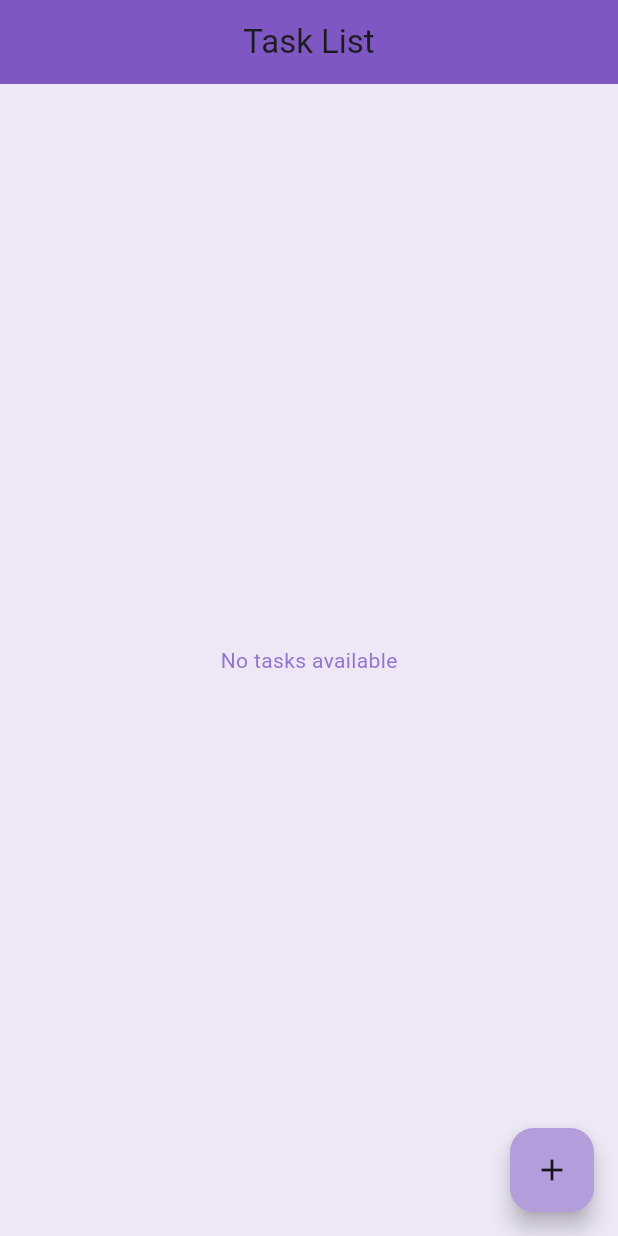
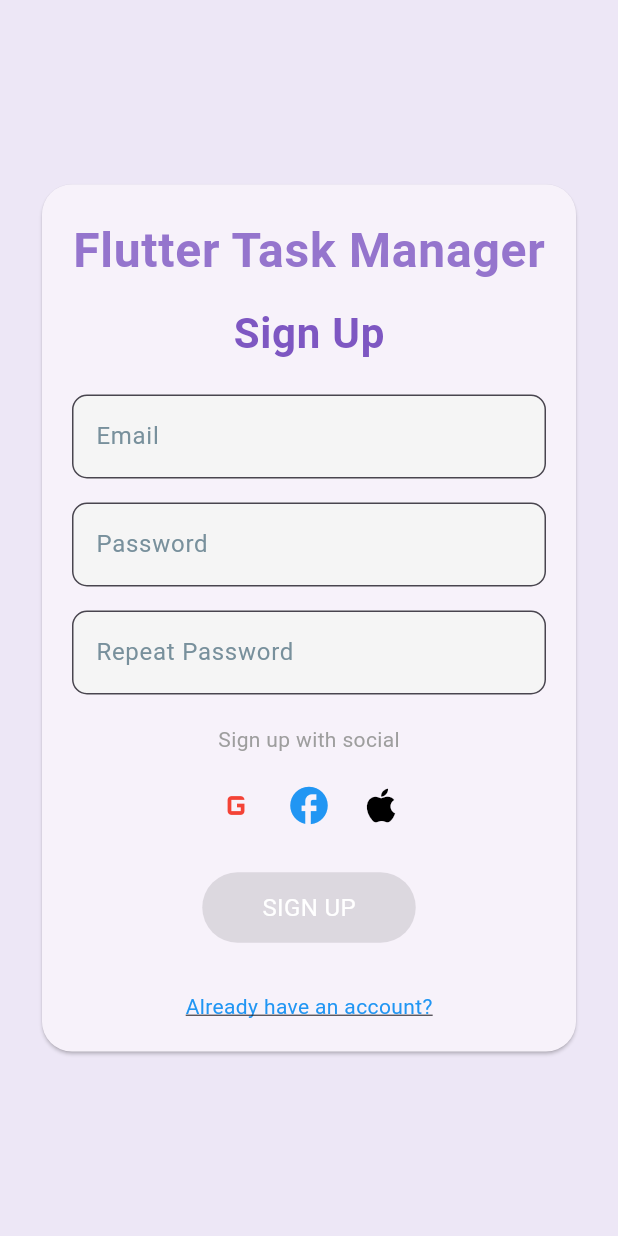
Before and after one commit to BS23-Flutter-Bootcamp/flutter_task_manager, a Flutter app: the screen it shows after launch, on a phone screen of 412 x 824 dp. Run offline on Flutter 3.47's test engine with Material 3 defaults, Android fonts, the phone set to English and light mode, and no system bars; our stand-ins replace animate_do, firebase_auth, firebase_core, flutter_dotenv, go_router, lottie and 1 more; accounts and stored records are empty.

Commit message:
Implement sign up functionality with firebase firestore with proper folder structure

```diff
--- /dev/null
+++ b/lib/model/repositories/sign_up_repository.dart
@@ -0,0 +1,13 @@
+import 'package:flutter_task_manager/model/services/sign_up_service.dart';
+
+class SignUpRepository {
+  final SignUpService _service = SignUpService();
+
+  Future<void> signUp(String email, String password) async {
+    try {
+      await _service.signUp(email, password);
+    } catch (e) {
+      throw Exception(e.toString());
+    }
+  }
+}
--- /dev/null
+++ b/lib/model/services/sign_up_service.dart
@@ -0,0 +1,18 @@
+import 'package:firebase_auth/firebase_auth.dart';
+
+class SignUpService {
+  final FirebaseAuth _auth = FirebaseAuth.instance;
+
+  Future<void> signUp(String email, String password) async {
+    try {
+      await _auth.createUserWithEmailAndPassword(
+        email: email.trim(),
+        password: password,
+      );
+    } on FirebaseAuthException catch (e) {
+      throw Exception(e.code);
+    } catch (e) {
+      throw Exception('Failed to sign up: $e');
+    }
+  }
+}
--- a/lib/routing/app_route.dart
+++ b/lib/routing/app_route.dart
@@ -2,6 +2,8 @@ import 'package:flutter_task_manager/routing/app_route_name.dart';
 import 'package:flutter_task_manager/view/add_task_screen.dart';
 import 'package:flutter_task_manager/view/details_page_screen.dart';
 import 'package:flutter_task_manager/view/edit_task_screen.dart';
+import 'package:flutter_task_manager/view/login_screen_view.dart';
+import 'package:flutter_task_manager/view/sign_up_screen_view.dart';
 import 'package:go_router/go_router.dart';
 import 'package:flutter_task_manager/view/task_list_screen.dart';
 import '../view/splash_screen.dart';
@@ -19,20 +21,30 @@ final GoRouter router = GoRouter(
       name: 'tasks',
       builder: (context, state) => const TaskListScreen(),
     ),
-     GoRoute(
+    GoRoute(
       path: RouteNames.addTaskScreen,
       name: 'add',
       builder: (context, state) => const AddTaskScreen(),
     ),
-     GoRoute(
+    GoRoute(
       path: RouteNames.editTaskScreen,
       name: 'edit',
       builder: (context, state) => const EditTaskScreen(),
     ),
-     GoRoute(
+    GoRoute(
       path: RouteNames.detailsPageScreen,
       name: 'details',
       builder: (context, state) => const DetailsPageScreen(),
     ),
+    GoRoute(
+      path: RouteNames.signUpScreen,
+      name: 'signup',
+      builder: (context, state) => SignUpScreenView(), // Added Sign Up route
+    ),
+    GoRoute(
+      path: RouteNames.loginScreen,
+      name: 'login',
+      builder: (context, state) => LoginScreenView(), // Added Sign Up route
+    ),
   ],
 );
--- a/lib/routing/app_route_name.dart
+++ b/lib/routing/app_route_name.dart
@@ -4,4 +4,6 @@ class RouteNames {
   static const String addTaskScreen = '/add_task';
   static const String editTaskScreen = '/edit_task';
   static const String detailsPageScreen = '/details_page';
+  static const String signUpScreen = '/sign_up';
+  static const String loginScreen = '/login';
 }
--- /dev/null
+++ b/lib/view/sign_up_screen_view.dart
@@ -0,0 +1,300 @@
+import 'package:flutter/material.dart';
+import 'package:flutter_task_manager/routing/app_route_name.dart';
+import 'package:flutter_task_manager/viewmodel/sign_up_screen_view_model.dart';
+import 'package:go_router/go_router.dart';
+import 'package:provider/provider.dart';
+
+class SignUpScreenView extends StatelessWidget {
+  const SignUpScreenView({super.key});
+
+  @override
+  Widget build(BuildContext context) {
+    final theme = Theme.of(context);
+    return ChangeNotifierProvider(
+      create: (_) => SignUpViewModel(),
+      child: Scaffold(
+        backgroundColor: theme.scaffoldBackgroundColor,
+        body: Builder(
+          builder: (BuildContext providerContext) {
+            return Center(
+              child: SingleChildScrollView(
+                padding: const EdgeInsets.symmetric(horizontal: 24.0),
+                child: Card(
+                  shape: RoundedRectangleBorder(
+                    borderRadius: BorderRadius.circular(20),
+                  ),
+                  child: Padding(
+                    padding: const EdgeInsets.all(20.0),
+                    child: Column(
+                      mainAxisSize: MainAxisSize.min,
+                      children: [
+                        Text(
+                          'Flutter Task Manager',
+                          style: theme.textTheme.bodyLarge?.copyWith(
+                            fontSize: 32,
+                            fontWeight: FontWeight.bold,
+                            color: theme.textTheme.bodyMedium?.color,
+                          ),
+                        ),
+                        const SizedBox(height: 10),
+                        Text(
+                          'Sign Up',
+                          style: theme.textTheme.bodyLarge?.copyWith(
+                            fontSize: 28,
+                            fontWeight: FontWeight.bold,
+                          ),
+                        ),
+                        const SizedBox(height: 20),
+                        TextField(
+                          onChanged:
+                              Provider.of<SignUpViewModel>(
+                                providerContext,
+                                listen: false,
+                              ).setEmail,
+                          decoration: InputDecoration(
+                            labelText: 'Email',
+                            labelStyle: TextStyle(color: theme.hintColor),
+                            border: OutlineInputBorder(
+                              borderRadius: BorderRadius.circular(10),
+                            ),
+                            filled: true,
+                            fillColor: Colors.grey[100],
+                            errorText:
+                                Provider.of<SignUpViewModel>(
+                                  providerContext,
+                                ).emailError,
+                          ),
+                          keyboardType: TextInputType.emailAddress,
+                        ),
+                        const SizedBox(height: 16),
+                        TextField(
+                          onChanged:
+                              Provider.of<SignUpViewModel>(
+                                providerContext,
+                                listen: false,
+                              ).setPassword,
+                          decoration: InputDecoration(
+                            labelText: 'Password',
+                            labelStyle: TextStyle(color: theme.hintColor),
+                            border: OutlineInputBorder(
+                              borderRadius: BorderRadius.circular(10),
+                            ),
+                            filled: true,
+                            fillColor: Colors.grey[100],
+                            errorText:
+                                Provider.of<SignUpViewModel>(
+                                  providerContext,
+                                ).passwordError,
+                          ),
+                          obscureText: true,
+                        ),
+                        const SizedBox(height: 16),
+                        TextField(
+                          onChanged:
+                              Provider.of<SignUpViewModel>(
+                                providerContext,
+                                listen: false,
+                              ).setRepeatPassword,
+                          decoration: InputDecoration(
+                            labelText: 'Repeat Password',
+                            labelStyle: TextStyle(color: theme.hintColor),
+                            border: OutlineInputBorder(
+                              borderRadius: BorderRadius.circular(10),
+                            ),
+                            filled: true,
+                            fillColor: Colors.grey[100],
+                            errorText:
+                                Provider.of<SignUpViewModel>(
+                                  providerContext,
+                                ).repeatPasswordError,
+                          ),
+                          obscureText: true,
+                        ),
+                        const SizedBox(height: 20),
+                        Text(
+                          'Sign up with social',
+                          style: theme.textTheme.bodyMedium?.copyWith(
+                            color: Colors.grey,
+                          ),
+                        ),
+                        const SizedBox(height: 10),
+                        Row(
+                          mainAxisAlignment: MainAxisAlignment.center,
+                          children: [
+                            _SocialSignInButton(
+                              icon: Icons.g_mobiledata,
+                              color: Colors.red,
+                              isLoading:
+                                  Provider.of<SignUpViewModel>(
+                                    providerContext,
+                                  ).isLoading,
+                              onPressed:
+                                  () => _handleGoogleSignIn(providerContext),
+                            ),
+                            _SocialSignInButton(
+                              icon: Icons.facebook,
+                              color: Colors.blue,
+                              isLoading:
+                                  Provider.of<SignUpViewModel>(
+                                    providerContext,
+                                  ).isLoading,
+                              onPressed:
+                                  () => _handleFacebookSignIn(providerContext),
+                            ),
+                            _SocialSignInButton(
+                              icon: Icons.apple,
+                              color: Colors.black,
+                              isLoading:
+                                  Provider.of<SignUpViewModel>(
+                                    providerContext,
+                                  ).isLoading,
+                              onPressed:
+                                  () => _handleAppleSignIn(providerContext),
+                            ),
+                          ],
+                        ),
+                        const SizedBox(height: 20),
+                        ElevatedButton(
+                          onPressed:
+                              Provider.of<SignUpViewModel>(
+                                        providerContext,
+                                      ).isFormValid &&
+                                      !Provider.of<SignUpViewModel>(
+                                        providerContext,
+                                      ).isLoading
+                                  ? () => _handleSignUp(providerContext)
+                                  : null,
+                          style: ElevatedButton.styleFrom(
+                            backgroundColor:
+                                Provider.of<SignUpViewModel>(
+                                      providerContext,
+                                    ).isFormValid
+                                    ? theme.primaryColor
+                                    : theme.primaryColor.withOpacity(0.5),
+                            shape: RoundedRectangleBorder(
+                              borderRadius: BorderRadius.circular(30),
+                            ),
+                            padding: const EdgeInsets.symmetric(
+                              horizontal: 40,
+                              vertical: 12,
+                            ),
+                          ),
+                          child:
+                              Provider.of<SignUpViewModel>(
+                                    providerContext,
+                                  ).isLoading
+                                  ? const SizedBox(
+                                    width: 20,
+                                    height: 20,
+                                    child: CircularProgressIndicator(
+                                      color: Colors.white,
+                                      strokeWidth: 2,
+                                    ),
+                                  )
+                                  : Text(
+                                    'SIGN UP',
+                                    style: theme.textTheme.bodyMedium?.copyWith(
+                                      fontSize: 16,
+                                      color: Colors.white,
+                                    ),
+                                  ),
+                        ),
+                        const SizedBox(height: 16),
+                        if (Provider.of<SignUpViewModel>(
+                              providerContext,
+                            ).errorMessage !=
+                            null)
+                          Text(
+                            Provider.of<SignUpViewModel>(
+                              providerContext,
+                            ).errorMessage!,
+                            style: theme.textTheme.bodyMedium?.copyWith(
+                              color: Colors.red,
+                            ),
+                          ),
+                        const SizedBox(height: 16),
+                        GestureDetector(
+                          onTap:
+                              Provider.of<SignUpViewModel>(
+                                    providerContext,
+                                  ).isLoading
+                                  ? null
+                                  : () => providerContext.go(
+                                    RouteNames.loginScreen,
+                                  ),
+                          child: Text(
+                            'Already have an account?',
+                            style: theme.textTheme.bodyMedium?.copyWith(
+                              color: Colors.blue,
+                              decoration: TextDecoration.underline,
+                            ),
+                          ),
+                        ),
+                      ],
+                    ),
+                  ),
+                ),
+              ),
+            );
+          },
+        ),
+      ),
+    );
+  }
+
+  Future<void> _handleSignUp(BuildContext context) async {
+    final viewModel = Provider.of<SignUpViewModel>(context, listen: false);
+    final success = await viewModel.signUp();
+    if (success && context.mounted) {
+      ScaffoldMessenger.of(context).showSnackBar(
+        const SnackBar(
+          content: Text(
+            'Account created successfully! Please verify your email.',
+          ),
+          backgroundColor: Colors.green,
+        ),
+      );
+      context.go(RouteNames.taskListScreen);
+    }
+  }
+
+  void _handleGoogleSignIn(BuildContext context) {
+    ScaffoldMessenger.of(context).showSnackBar(
+      const SnackBar(content: Text('Google Sign In not implemented')),
+    );
+  }
+
+  void _handleFacebookSignIn(BuildContext context) {
+    ScaffoldMessenger.of(context).showSnackBar(
+      const SnackBar(content: Text('Facebook Sign In not implemented')),
+    );
+  }
+
+  void _handleAppleSignIn(BuildContext context) {
+    ScaffoldMessenger.of(context).showSnackBar(
+      const SnackBar(content: Text('Apple Sign In not implemented')),
+    );
+  }
+}
+
+class _SocialSignInButton extends StatelessWidget {
+  final IconData icon;
+  final Color color;
+  final bool isLoading;
+  final VoidCallback onPressed;
+
+  const _SocialSignInButton({
+    required this.icon,
+    required this.color,
+    required this.isLoading,
+    required this.onPressed,
+  });
+
+  @override
+  Widget build(BuildContext context) {
+    return IconButton(
+      icon: Icon(icon, color: color, size: 30),
+      onPressed: isLoading ? null : onPressed,
+    );
+  }
+}
--- a/lib/view/splash_screen.dart
+++ b/lib/view/splash_screen.dart
@@ -10,7 +10,7 @@ class SplashScreen extends StatelessWidget {
   Widget build(BuildContext context) {
     Future.delayed(const Duration(seconds: 2), () {
       if (context.mounted) {
-        context.go(RouteNames.taskListScreen);
+        context.go(RouteNames.signUpScreen);
       }
     });
 
--- /dev/null
+++ b/lib/viewmodel/sign_up_screen_view_model.dart
@@ -0,0 +1,117 @@
+import 'package:flutter/foundation.dart';
+import 'package:flutter_task_manager/model/repositories/sign_up_repository.dart';
+
+class SignUpViewModel extends ChangeNotifier {
+  final SignUpRepository _repository = SignUpRepository();
+  String _email = '';
+  String _password = '';
+  String _repeatPassword = '';
+  String? _emailError;
+  String? _passwordError;
+  String? _repeatPasswordError;
+  String? _errorMessage;
+  bool _isLoading = false;
+
+  String? get emailError => _emailError;
+  String? get passwordError => _passwordError;
+  String? get repeatPasswordError => _repeatPasswordError;
+  String? get errorMessage => _errorMessage;
+  bool get isLoading => _isLoading;
+
+  bool get isFormValid =>
+      _email.isNotEmpty &&
+      _password.isNotEmpty &&
+      _repeatPassword.isNotEmpty &&
+      _emailError == null &&
+      _passwordError == null &&
+      _repeatPasswordError == null;
+
+  void setEmail(String value) {
+    _email = value.trim();
+    _validateEmail();
+    _clearGeneralError();
+    notifyListeners();
+  }
+
+  void setPassword(String value) {
+    _password = value;
+    _validatePassword();
+    _validateRepeatPassword();
+    _clearGeneralError();
+    notifyListeners();
+  }
+
+  void setRepeatPassword(String value) {
+    _repeatPassword = value;
+    _validateRepeatPassword();
+    _clearGeneralError();
+    notifyListeners();
+  }
+
+  void _validateEmail() {
+    if (_email.isEmpty) {
+      _emailError = 'Email is required';
+    } else if (!RegExp(r'^[\w-\.]+@([\w-]+\.)+[\w-]{2,4}$').hasMatch(_email)) {
+      _emailError = 'Enter a valid email';
+    } else {
+      _emailError = null;
+    }
+  }
+
+  void _validatePassword() {
+    if (_password.isEmpty) {
+      _passwordError = 'Password is required';
+    } else if (_password.length < 6) {
+      _passwordError = 'Password must be at least 6 characters';
+    } else {
+      _passwordError = null;
+    }
+  }
+
+  void _validateRepeatPassword() {
+    if (_repeatPassword.isEmpty) {
+      _repeatPasswordError = 'Please repeat password';
+    } else if (_repeatPassword != _password) {
+      _repeatPasswordError = 'Passwords do not match';
+    } else {
+      _repeatPasswordError = null;
+    }
+  }
+
+  void _clearGeneralError() {
+    _errorMessage = null;
+  }
+
+  Future<bool> signUp() async {
+    if (!isFormValid) return false;
+
+    _isLoading = true;
+    notifyListeners();
+
+    try {
+      await _repository.signUp(_email, _password);
+      _isLoading = false;
+      notifyListeners();
+      return true;
+    } catch (e) {
+      _errorMessage = _mapFirebaseErrorToMessage(e.toString());
+      _isLoading = false;
+      notifyListeners();
+      return false;
+    }
+  }
+
+  String _mapFirebaseErrorToMessage(String error) {
+    if (error.contains('email-already-in-use')) {
+      return 'This email is already registered';
+    } else if (error.contains('invalid-email')) {
+      return 'Invalid email format';
+    } else if (error.contains('weak-password')) {
+      return 'Password is too weak';
+    } else if (error.contains('network-request-failed')) {
+      return 'Network error. Please check your connection';
+    } else {
+      return 'Failed to sign up. Please try again';
+    }
+  }
+}
--- a/pubspec.yaml
+++ b/pubspec.yaml
@@ -8,6 +8,9 @@ environment:
 
 dependencies:
   animate_do: ^4.2.0
+  cloud_firestore: ^5.6.6
+  firebase_auth: ^5.5.2
+  firebase_core: ^3.13.0
   flutter:
     sdk: flutter
   go_router: ^14.8.1
@@ -16,6 +19,7 @@ dependencies:
   path: ^1.9.1
   provider: ^6.1.4
   sqflite: ^2.4.2
+  flutter_dotenv: ^5.1.0
 
 dev_dependencies:
   flutter_test:
@@ -26,3 +30,4 @@ flutter:
  uses-material-design: true
  assets:
     - 'assets/'
+    - .env
```
Also changed, not shown: lib/main.dart (+18 -1 lines), lib/view/login_screen_view.dart (added, +175 -0 lines), firebase.json (added), lib/firebase_options.dart (added), 4 other files.
